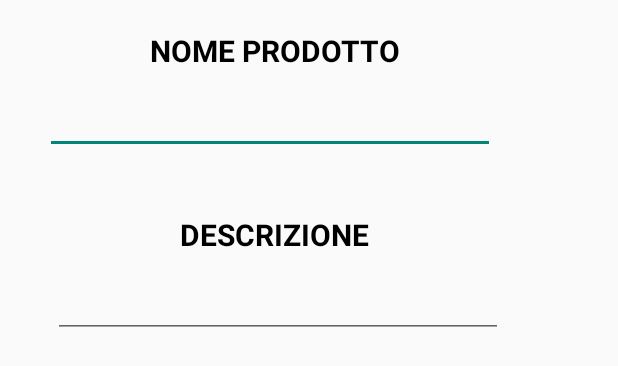
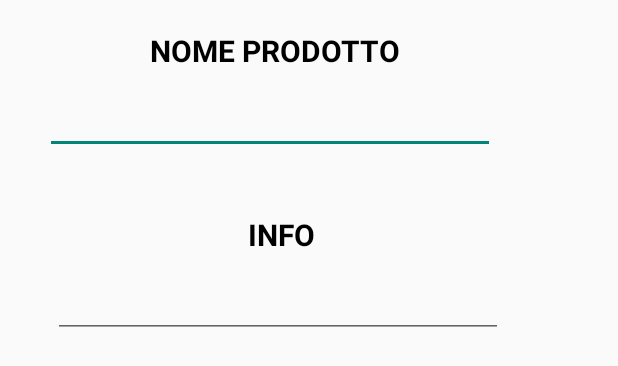
Before and after one commit to AntonioMancuso-Dev/Gruppo6_IProdottiDellaMiaTerra, an Android app: the layout fgm_coltivazioni.xml on its own in the app's theme, with its tools: preview values and no code run, on a phone screen of 412 x 824 dp. Shown: the top 366 px of the screen. Run offline under Robolectric (Android 15) with nearby library versions, the light colour scheme and no system bars.

Commit message:
APPLICAZIONE TERMINATA

```diff
--- a/app/src/main/java/com/example/iprodottidellamiaterra/ColtivazioniActivity.java
+++ b/app/src/main/java/com/example/iprodottidellamiaterra/ColtivazioniActivity.java
@@ -154,7 +154,8 @@ public class ColtivazioniActivity extends AppCompatActivity {
         ConstraintLayout constraintLayout = (ConstraintLayout)parent;
         TextView desc = constraintLayout.findViewById(R.id.textViewColtDes);
         String descr =  desc.getText().toString();
-        String info = sharedPreferences.getString(descr, "null");
+        String info = sharedPreferences.getString(descr, "");
+        info = info.substring(0, info.indexOf("#_#"));
 
         AlertDialog alertDialog = new AlertDialog.Builder(ColtivazioniActivity.this).create();
         alertDialog.setTitle("          INFORMAZIONI PRODOTTO");
--- a/app/src/main/res/layout/fgm_coltivazioni.xml
+++ b/app/src/main/res/layout/fgm_coltivazioni.xml
@@ -28,12 +28,12 @@
     <TextView
         android:layout_width="wrap_content"
         android:layout_height="wrap_content"
-        android:layout_marginLeft="120dp"
+        android:layout_marginLeft="165dp"
         android:layout_marginTop="40dp"
-        android:text="DESCRIZIONE"
+        android:text="INFO"
+        android:textColor="#000000"
         android:textSize="20dp"
-        android:textStyle="bold"
-        android:textColor="#000000">
+        android:textStyle="bold">
 
     </TextView>
 
```
